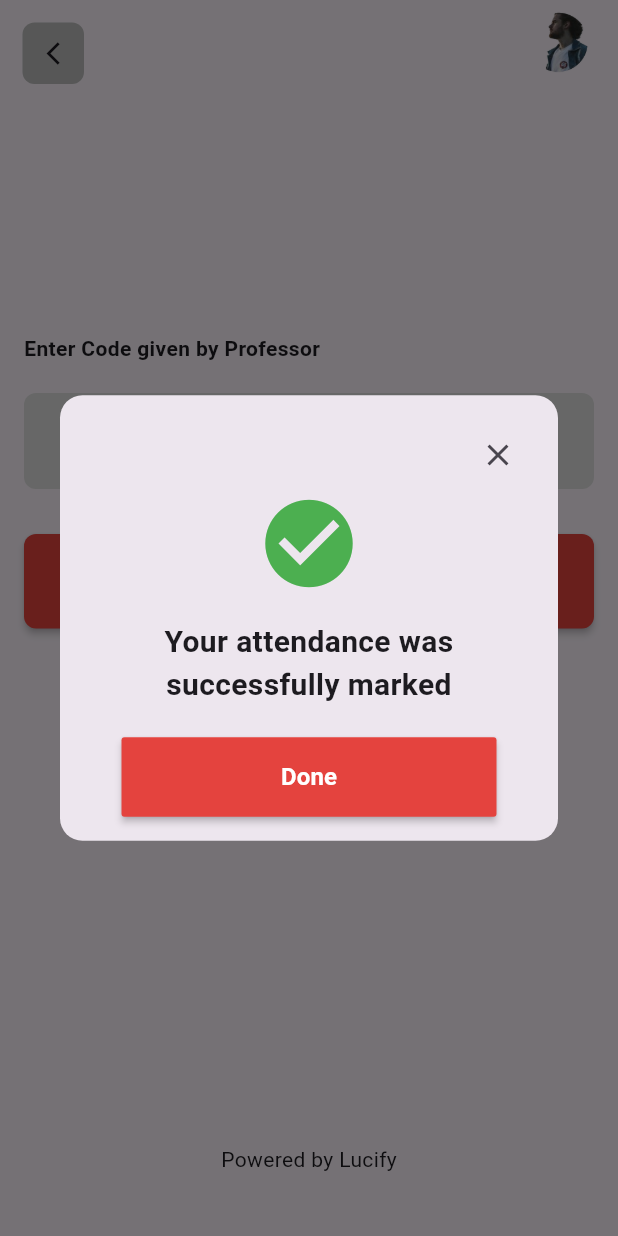
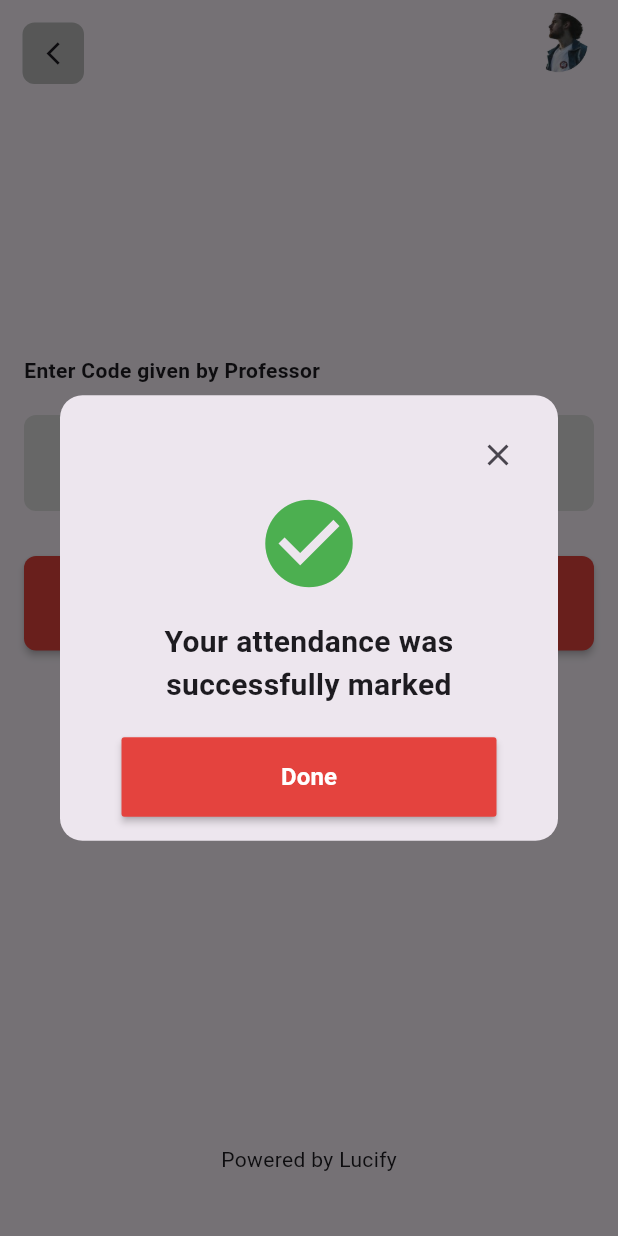
Before and after one commit to xuala69/Smart-Attend, a Flutter app: the CodeEntryScreen screen opened directly, after a tap on "Submit", on a phone screen of 412 x 824 dp. Run offline on Flutter 3.47's test engine with Material 3 defaults, Android fonts, the phone set to English and light mode, and no system bars; our stand-ins replace animate_do, camera, flutter_local_notifications, flutter_riverpod, fluttertoast, google_fonts and 1 more; network calls fail.

```diff
--- a/lib/ui/code_page.dart
+++ b/lib/ui/code_page.dart
@@ -1,3 +1,5 @@
+import 'dart:developer';
+
 import 'package:flutter/material.dart';
 import 'package:flutter_riverpod/flutter_riverpod.dart';
 import 'package:google_fonts/google_fonts.dart';
@@ -61,7 +63,7 @@ class _CodeEntryScreenState extends State<CodeEntryScreen> {
           child: Column(
             crossAxisAlignment: CrossAxisAlignment.start,
             children: [
-              vs(150),
+              const Spacer(),
               Text(
                 "Enter Code given by Professor",
                 style: GoogleFonts.roboto(
@@ -96,10 +98,15 @@ class _CodeEntryScreenState extends State<CodeEntryScreen> {
                   Expanded(
                     child: MaterialButton(
                       onPressed: () {
-                        final socket = ref.watch(socketProvider);
-                        socket.emit('attendance',
-                            'New Attendance added for ${txtController.text} ');
-                        _showSuccessDialog();
+                        try {
+                          final socket = ref.watch(socketProvider);
+                          socket.emit('attendance',
+                              'New Attendance added for ${txtController.text} ');
+                          log("emit attendance line");
+                          _showSuccessDialog();
+                        } catch (e) {
+                          log("Error catch: $e");
+                        }
                       },
                       color: AppColors.primary,
                       padding: const EdgeInsets.symmetric(vertical: 20),
@@ -118,6 +125,7 @@ class _CodeEntryScreenState extends State<CodeEntryScreen> {
                   ),
                 ],
               ),
+              const Spacer(),
               const Spacer(),
               Row(
                 mainAxisAlignment: MainAxisAlignment.center,
@@ -180,6 +188,7 @@ class _CodeEntryScreenState extends State<CodeEntryScreen> {
                   MaterialButton(
                     onPressed: () {
                       Navigator.of(context).pop();
+                      Navigator.of(context).pop();
                     },
                     minWidth: 250,
                     padding: const EdgeInsets.symmetric(vertical: 15),
```
Also changed, not shown: lib/main.dart (+16 -1 lines), lib/providers/socket_provider.dart (+39 -1 lines), lib/ui/home_screen.dart (+6 -8 lines), lib/ui/root_page.dart (+77 -7 lines), 2 other files.
